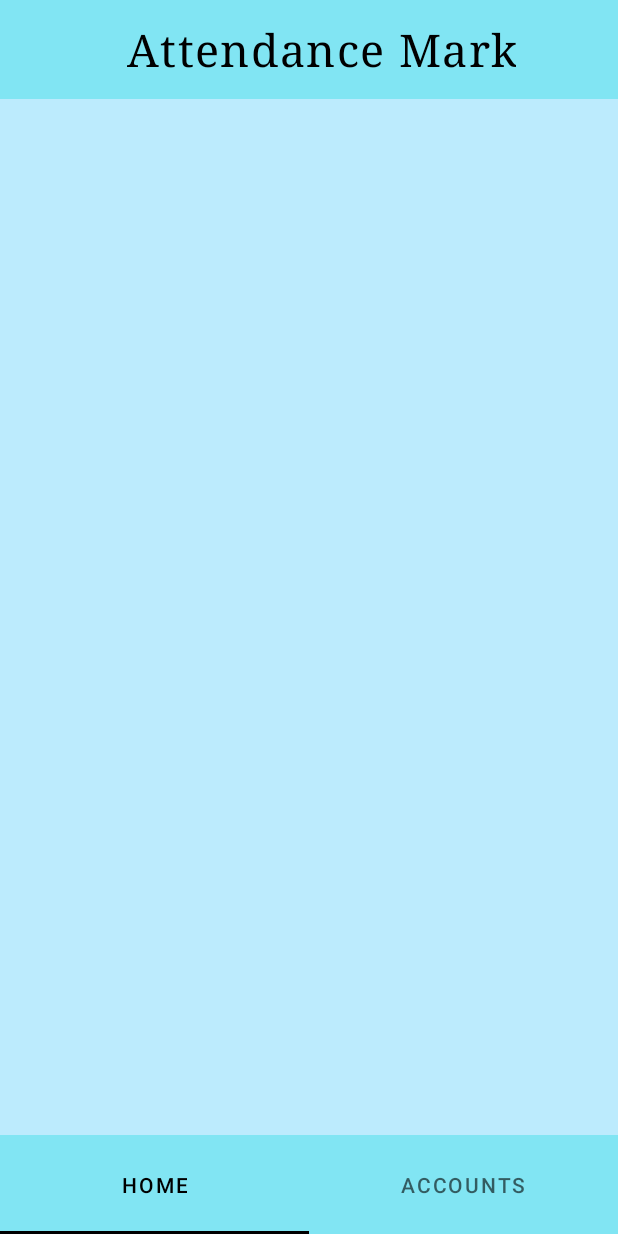
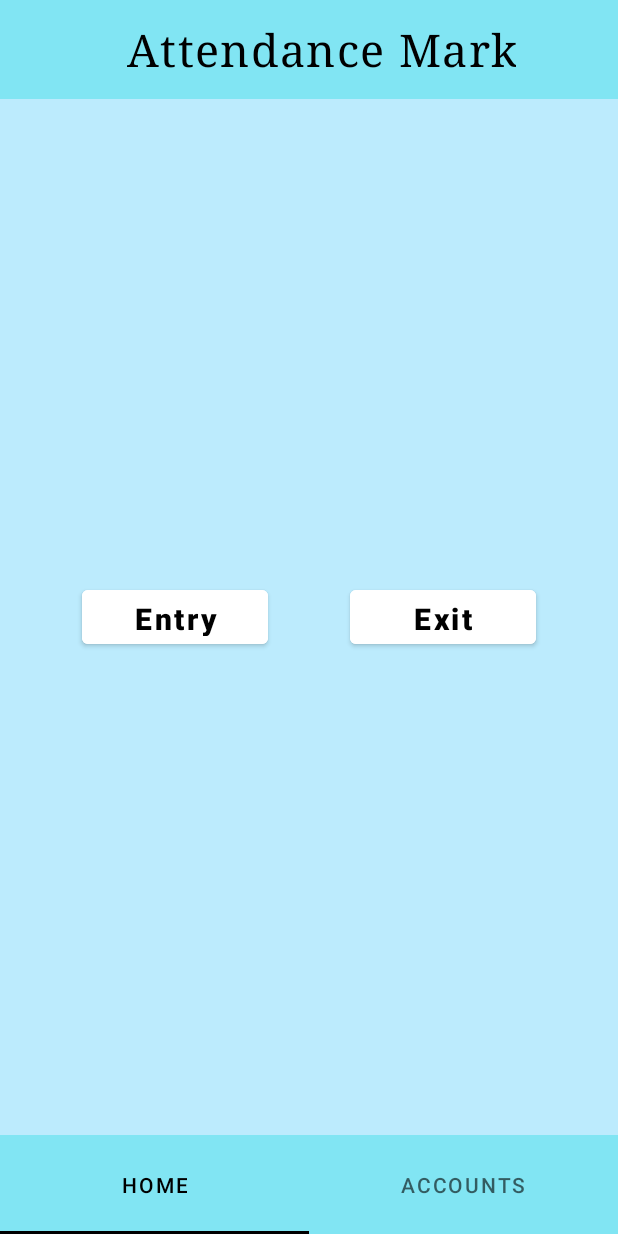
Before and after one commit to itachi-05/Attendance-Mark, an Android app: the screen it shows after launch (MainActivity), on a phone screen of 412 x 824 dp. Run offline under Robolectric (Android 15) with nearby library versions, the phone set to English and light mode, and no system bars; our stand-ins replace Firebase (no records; nobody signed in at launch, a user with empty details on screens opened directly).

Commit message:
ui changes

```diff
--- a/Attendance/app/src/main/java/com/example/attendancemark/Home.kt
+++ b/Attendance/app/src/main/java/com/example/attendancemark/Home.kt
@@ -1,40 +1,14 @@
 package com.example.attendancemark
 
-import android.annotation.SuppressLint
-import android.app.Dialog
 import android.content.Intent
-import android.content.SharedPreferences
-import android.graphics.Color
-import android.graphics.drawable.ColorDrawable
-import android.net.Uri
-import android.os.Build
 import android.os.Bundle
-import android.util.Log
 import android.view.LayoutInflater
 import android.view.View
 import android.view.ViewGroup
-import android.widget.Button
-import android.widget.CheckBox
-import android.widget.Toast
 import androidx.activity.OnBackPressedCallback
-import androidx.annotation.RequiresApi
-import androidx.appcompat.app.AlertDialog
-import androidx.appcompat.app.AppCompatActivity
 import androidx.fragment.app.Fragment
 import com.example.attendancemark.databinding.HomeFragmentBinding
 import com.google.firebase.auth.FirebaseAuth
-import com.google.firebase.database.*
-import com.google.type.DateTime
-import retrofit2.Call
-import retrofit2.Callback
-import retrofit2.Response
-import retrofit2.Retrofit
-import java.sql.Time
-import java.sql.Timestamp
-import java.time.LocalDate
-import java.time.LocalDateTime
-import java.time.format.DateTimeFormatter
-import java.util.*
 
 
 class Home: Fragment(R.layout.home_fragment) {
@@ -47,9 +21,17 @@ class Home: Fragment(R.layout.home_fragment) {
         auth = FirebaseAuth.getInstance()
         handlingBackButton()
 
+        val intent = Intent(context,ActivityScanOld::class.java)
+        binding!!.entryBtn.setOnClickListener{
+            intent.putExtra("in_or_out","entry")
+            startActivity(intent)
+        }
+        binding!!.exitBtn.setOnClickListener{
+            intent.putExtra("in_or_out","exit")
+            startActivity(intent)
+        }
         return binding!!.root
     }
-
 
 
 
--- a/Attendance/app/src/main/res/layout/home_fragment.xml
+++ b/Attendance/app/src/main/res/layout/home_fragment.xml
@@ -8,5 +8,42 @@
     tools:context=".Home">
 
 
+    <Button
+        android:id="@+id/entryBtn"
+        android:layout_width="0dp"
+        app:layout_constraintWidth_percent="0.3"
+        android:layout_height="0dp"
+        app:layout_constraintHeight_percent="0.07"
+        android:textStyle="bold"
+        android:padding="5dp"
+        android:backgroundTint="@color/common_google_signin_btn_text_dark"
+        android:text="Entry"
+        android:textAllCaps="false"
+        android:textColor="@color/black"
+        android:textSize="20sp"
+        app:layout_constraintTop_toTopOf="parent"
+        app:layout_constraintBottom_toBottomOf="parent"
+        app:layout_constraintEnd_toStartOf="@+id/exitBtn"
+        app:layout_constraintStart_toStartOf="parent" />
+
+
+    <Button
+        android:id="@+id/exitBtn"
+        android:textStyle="bold"
+        android:padding="5dp"
+        android:layout_width="0dp"
+        app:layout_constraintWidth_percent="0.3"
+        android:layout_height="0dp"
+        app:layout_constraintHeight_percent="0.07"
+        android:backgroundTint="@color/common_google_signin_btn_text_dark"
+        android:text="Exit"
+        android:textAllCaps="false"
+        android:textColor="@color/black"
+        android:textSize="20sp"
+        app:layout_constraintTop_toTopOf="parent"
+        app:layout_constraintBottom_toBottomOf="parent"
+        app:layout_constraintStart_toEndOf="@id/entryBtn"
+        app:layout_constraintEnd_toEndOf="parent" />
+
 
 </androidx.constraintlayout.widget.ConstraintLayout>
```
Also changed, not shown: Attendance/app/src/main/AndroidManifest.xml (+6 -4 lines), Attendance/app/src/main/java/com/example/attendancemark/ActivityScan.java (added, +36 -0 lines), Attendance/app/src/main/java/com/example/attendancemark/ActivityScanOld.kt (added, +14 -0 lines), Attendance/app/src/main/res/layout/activity_scan.xml (added, +39 -0 lines), Attendance/app/src/main/res/drawable-v24/qr_code_sample.gif (added).
